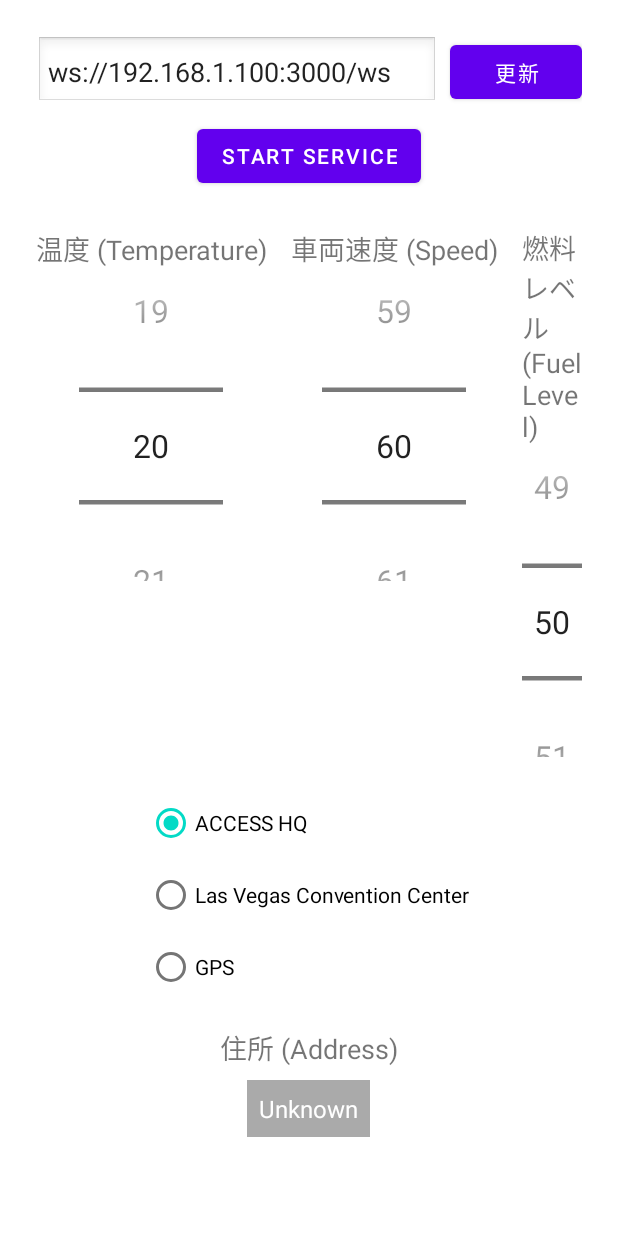
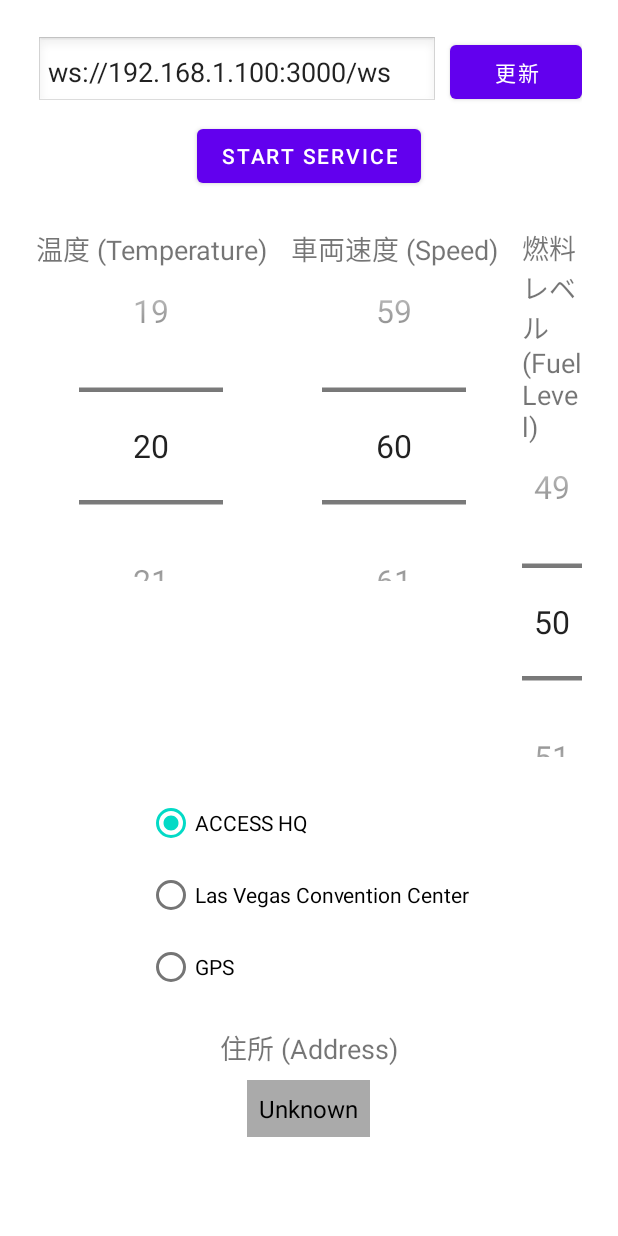
Before and after one commit to aRaikoFunakami/AIClient, an Android app: the screen it shows after launch (MainActivity), on a phone screen of 412 x 824 dp. Run offline under Robolectric (Android 15) with nearby library versions, the phone set to English and light mode, and no system bars.

Commit message:
[fix] text color error

```diff
--- a/app/src/main/res/layout/activity_main.xml
+++ b/app/src/main/res/layout/activity_main.xml
@@ -198,7 +198,7 @@
             android:textSize="16sp"
             android:padding="8dp"
             android:background="@android:color/darker_gray"
-            android:textColor="@android:color/white" />
+            android:textColor="@android:color/black" />
     </LinearLayout>
 
     <!-- Spacer with Weight to Push Central Content to Center -->
```
